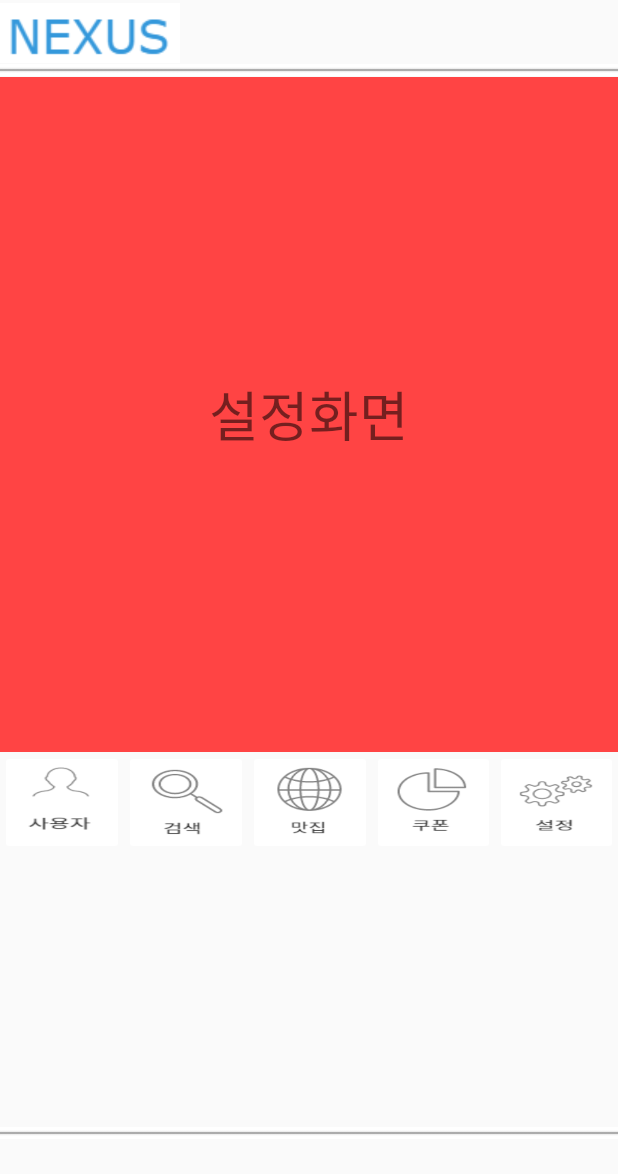
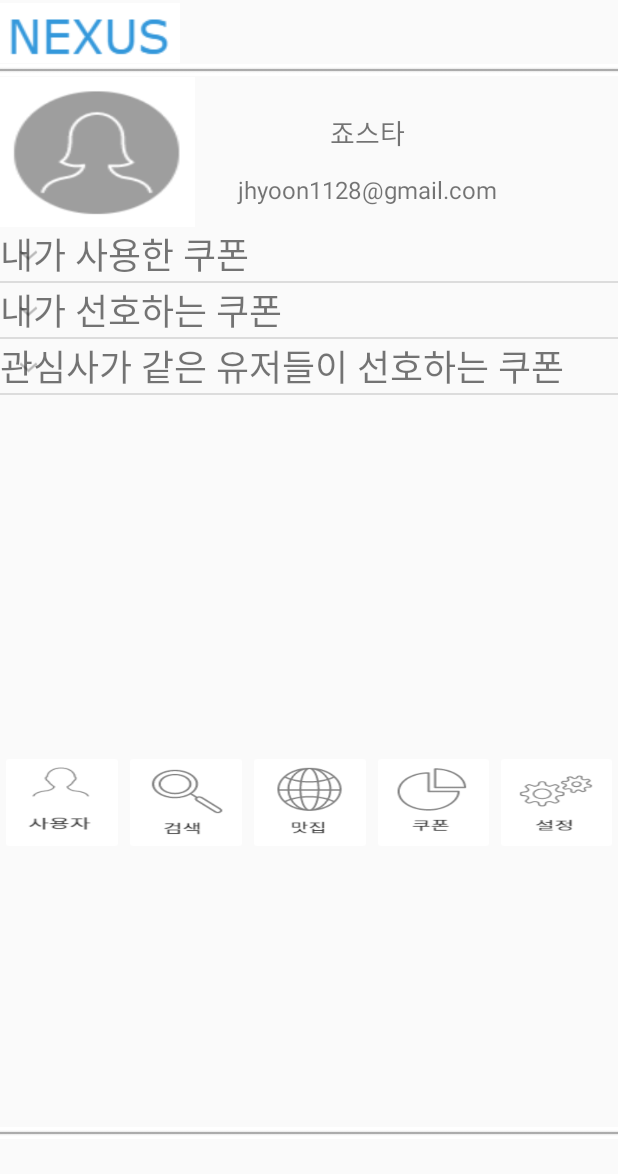
Before and after one commit to hwa7444/TeamProject, an Android app: the fragment Fragment5 placed in its activity, on a phone screen of 412 x 824 dp. Shown: the top 1174 px of the screen. Run offline under Robolectric (Android 15) with nearby library versions, the phone set to English and light mode, and no system bars.

Commit message:
윤지호 죠스타

```diff
--- a/app/src/main/java/codefactory/learfletproject/Fragment5.java
+++ b/app/src/main/java/codefactory/learfletproject/Fragment5.java
@@ -6,19 +6,51 @@ import android.support.v4.app.Fragment;
 import android.view.LayoutInflater;
 import android.view.View;
 import android.view.ViewGroup;
+import android.widget.ExpandableListView;
+
+import java.util.ArrayList;
 
 /**
  * Created by jhyoo on 2018-01-04.
  */
 
 public class Fragment5 extends Fragment {
+
+    private ArrayList<String> mGroupList2 = null;
+    private ArrayList<ArrayList<String>> mChildList2 = null;
+    private ArrayList<String> mChildListContent2 = null;
+
+
     @Nullable
     @Override
     public View onCreateView(LayoutInflater inflater, @Nullable ViewGroup container, @Nullable Bundle savedInstanceState) {
         ViewGroup rootView = (ViewGroup) inflater.inflate(R.layout.fragment5, container, false);
 
+        ExpandableListView listView = rootView.findViewById(R.id.exlistview2);
+        mGroupList2 = new ArrayList<String>();
+        mChildList2 = new ArrayList<ArrayList<String>>();
+        mChildListContent2 = new ArrayList<String>();
+
+        mGroupList2.add("내가 사용한 쿠폰");
+        mGroupList2.add("내가 선호하는 쿠폰");
+        mGroupList2.add("관심사가 같은 유저들이 선호하는 쿠폰");
+
+        mChildListContent2.add("1");
+        mChildListContent2.add("2");
+        mChildListContent2.add("3");
+
+        mChildList2.add(mChildListContent2);
+        mChildList2.add(mChildListContent2);
+        mChildList2.add(mChildListContent2);
+
+
+        mExpandableAdapter eea = new mExpandableAdapter(getActivity(), mGroupList2, mChildList2);
+        listView.setAdapter(eea);
+
 
         return rootView;
 
+
     }
+
 }
--- a/app/src/main/res/layout/activity_mainscreen.xml
+++ b/app/src/main/res/layout/activity_mainscreen.xml
@@ -4,7 +4,7 @@
     xmlns:tools="http://schemas.android.com/tools"
     android:layout_width="match_parent"
     android:layout_height="match_parent"
-    tools:context="com.example.jhyoo.myapplication.MainActivity">
+    tools:context="codefactory.learfletproject.MainActivity">
 
     <ImageView
         android:id="@+id/image_line"
@@ -12,7 +12,8 @@
         android:layout_height="wrap_content"
         android:layout_alignParentStart="true"
         android:layout_below="@+id/txtv_join"
-        app:srcCompat="@drawable/line1" />
+        app:srcCompat="@drawable/line1"
+        android:layout_alignParentLeft="true" />
 
     <ImageView
         android:id="@+id/image_line2"
@@ -21,7 +22,8 @@
         android:layout_alignParentBottom="true"
         android:layout_alignParentStart="true"
         android:layout_marginBottom="64dp"
-        app:srcCompat="@drawable/line1" />
+        app:srcCompat="@drawable/line1"
+        android:layout_alignParentLeft="true" />
 
     <TextView
         android:id="@+id/txtv_join"
@@ -40,7 +42,8 @@
         android:layout_height="40dp"
         android:layout_above="@+id/image_line"
         android:layout_alignParentStart="true"
-        app:srcCompat="@drawable/logo" />
+        app:srcCompat="@drawable/logo"
+        android:layout_alignParentLeft="true" />
 
     <FrameLayout
         android:id="@+id/container"
--- a/app/src/main/res/layout/fragment5.xml
+++ b/app/src/main/res/layout/fragment5.xml
@@ -1,16 +1,59 @@
 <?xml version="1.0" encoding="utf-8"?>
 <RelativeLayout xmlns:android="http://schemas.android.com/apk/res/android"
+    xmlns:app="http://schemas.android.com/apk/res-auto"
+    xmlns:tools="http://schemas.android.com/tools"
     android:layout_width="match_parent"
     android:layout_height="match_parent"
-    android:background="@android:color/holo_red_light"
-    android:orientation="vertical">
+    tools:context="codefactory.learfletproject.userinfo">
 
-    <TextView
-        android:id="@+id/textView"
-        android:layout_width="wrap_content"
-        android:layout_height="wrap_content"
-        android:layout_centerHorizontal="true"
-        android:layout_centerVertical="true"
-        android:text="설정화면"
-        android:textSize="36sp" />
+    <GridLayout
+        android:layout_width="130dp"
+        android:layout_height="100dp"
+        android:layout_alignParentLeft="true"
+        android:layout_alignParentStart="true"
+        android:layout_alignParentTop="true"
+        android:id="@+id/gridLayout">
+
+        <ImageView
+            android:id="@+id/imageView"
+            android:layout_width="match_parent"
+            android:layout_height="match_parent"
+            android:scaleType="fitXY"
+            app:srcCompat="@drawable/human" />
+
+    </GridLayout>
+
+    <LinearLayout
+        android:layout_width="230dp"
+        android:layout_height="100dp"
+        android:layout_marginLeft="130dp"
+        android:orientation="vertical">
+
+        <TextView
+            android:id="@+id/txt_name"
+            android:layout_width="match_parent"
+            android:layout_height="wrap_content"
+            android:layout_weight="1"
+            android:text="\n죠스타"
+            android:textAlignment="center"
+            android:textSize="18sp" />
+
+        <TextView
+            android:id="@+id/txt_mail"
+            android:layout_width="match_parent"
+            android:layout_height="wrap_content"
+            android:layout_weight="1"
+            android:text="jhyoon1128@gmail.com"
+            android:textAlignment="center"
+            android:textSize="16sp" />
+    </LinearLayout>
+
+    <ExpandableListView
+        android:id="@+id/exlistview2"
+        android:layout_width="match_parent"
+        android:layout_height="match_parent"
+        android:layout_alignParentLeft="true"
+        android:layout_alignParentStart="true"
+        android:layout_below="@+id/gridLayout" />
+
 </RelativeLayout>
```
Also changed, not shown: app/src/main/res/layout/activity_userinfo.xml (+38 -17 lines), app/src/main/res/layout/parentuserinfo.xml (added, +14 -0 lines).
